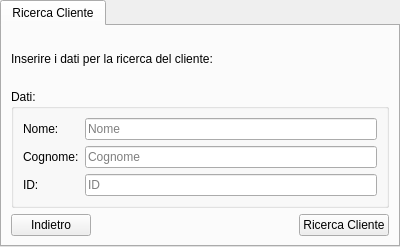
Before: the Qt Designer form ui/Receptionist/GestireClienti/RicercaDelCliente2.ui in mdoraz/Hotel, drawn with Qt 5.
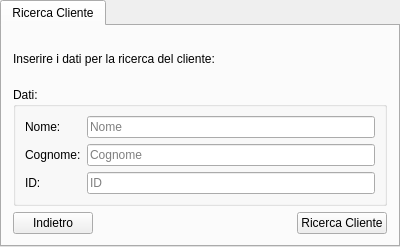
After: the same form once the commit is applied.

Commit message: modifiche a nomi dei widget e a titoli finestre

Patch:
```diff
--- a/ui/Receptionist/GestireClienti/RicercaDelCliente2.ui
+++ b/ui/Receptionist/GestireClienti/RicercaDelCliente2.ui
@@ -18,6 +18,18 @@
     <string>Ricerca Cliente</string>
    </attribute>
    <layout class="QGridLayout" name="gridLayout">
+    <property name="leftMargin">
+     <number>11</number>
+    </property>
+    <property name="topMargin">
+     <number>11</number>
+    </property>
+    <property name="rightMargin">
+     <number>11</number>
+    </property>
+    <property name="bottomMargin">
+     <number>11</number>
+    </property>
     <item row="3" column="1">
      <spacer name="horizontalSpacer">
       <property name="orientation">
```
The commit also changes 4 other files.
